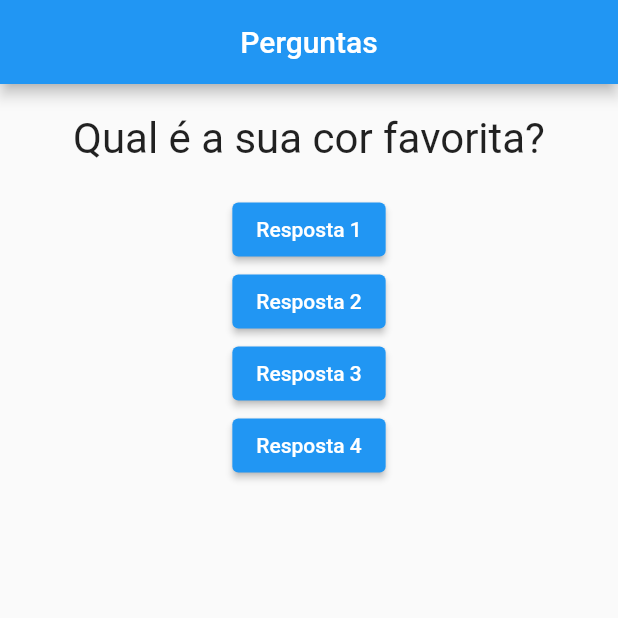
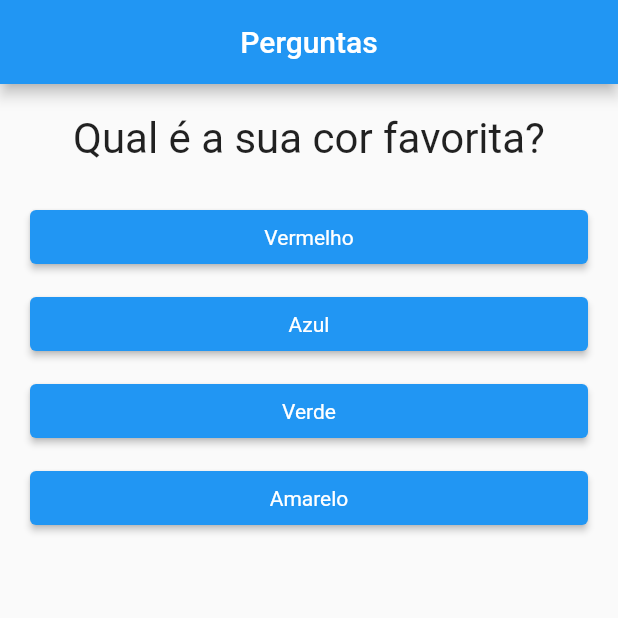
Before and after one commit to Caiocr8/flutter_questionario, a Flutter app: the screen it shows after launch, on a phone screen of 412 x 824 dp, the top half of it. Run offline on Flutter 3.47's test engine with Material 2 defaults, Android fonts, the light colour scheme and no system bars.

Commit message:
RESPOSTAS E PERGUNTAS , PERSONALIZADAS MAP

```diff
--- a/lib/main.dart
+++ b/lib/main.dart
@@ -1,24 +1,47 @@
 import 'package:flutter/material.dart';
 import './questao.dart';
+import './resposta.dart';
 
 main() => runApp(PerguntaApp());
 
 class _PerguntaAppState extends State<PerguntaApp> {
-  var perguntaSelecionada = 0;
+  var _perguntaSelecionada = 0;
 
   void _responder() {
     setState(() {
-      perguntaSelecionada++;
+      _perguntaSelecionada++;
     });
-    print(perguntaSelecionada);
   }
 
-   @override
+  @override
   Widget build(BuildContext context) {
     final perguntas = [
-      'Qual é a sua cor favorita?',
-      'Qual é o seu animal favorito?',
+      {
+        'texto': 'Qual é a sua cor favorita?',
+        'respostas': ['Vermelho', 'Azul', 'Verde', 'Amarelo'],
+      },
+      {
+        'texto': 'Qual é o seu animal favorito?',
+        'respostas': ['Leão', 'Coelho', 'Elefante', 'Tubarão'],
+      },
+      {
+        'texto': 'Qual sua comida favorita?',
+        'respostas': ['Sushi', 'Pizza', 'Hamburguer', 'Cachorro quente'],
+      },
+      {
+        'texto': 'Qual sua estação do ano favorita?',
+        'respostas': ['Verão', 'Inverno', 'Outono', 'Primavera'],
+      }
     ];
+
+    List<String> respostas = perguntas[_perguntaSelecionada].cast()['respostas'];
+    List<Widget> widgets = respostas.map((t) => Resposta(t, _responder)).toList();
+
+    // for (String textoResp in respostas) {
+    //   widgets.add(Resposta(textoResp, _responder));
+    // }
+
+
 
     return MaterialApp(
       home: Scaffold(
@@ -29,23 +52,8 @@
         ),
         body: Column(
           children: [
-            Questao(perguntas[perguntaSelecionada]),
-            ElevatedButton(
-              onPressed: _responder,
-              child: const Text('Resposta 1'),
-            ),
-            ElevatedButton(
-              onPressed: _responder,
-              child: const Text('Resposta 2'),
-            ),
-            ElevatedButton(
-              onPressed: _responder,
-              child: const Text('Resposta 3'),
-            ),
-            ElevatedButton(
-              onPressed: _responder,
-              child: const Text('Resposta 4'),
-            ),
+            Questao(perguntas[_perguntaSelecionada]['texto'].toString()),
+            ...widgets,
           ],
         ),
       ),
--- a/lib/questao.dart
+++ b/lib/questao.dart
@@ -10,10 +10,10 @@ class Questao extends StatelessWidget {
   Widget build(BuildContext context) {
     return Container(
       width: double.infinity,
-      margin: EdgeInsets.all(20),
+      margin: const EdgeInsets.all(20),
       child: Text(
         texto,
-        style: TextStyle(
+        style: const TextStyle(
           fontSize: 28
         ),
         textAlign: TextAlign.center,
--- /dev/null
+++ b/lib/resposta.dart
@@ -0,0 +1,27 @@
+import 'package:flutter/material.dart';
+
+class Resposta extends StatelessWidget {
+
+  late final String texto;
+  final void Function() onSelection;
+
+  Resposta(this.texto, this.onSelection);
+
+  @override
+  Widget build(BuildContext context) {
+    return Container(
+      padding: EdgeInsets.only(
+        top: 5, left: 20, right: 20, bottom: 5
+      ),
+      width: double.infinity,
+      child: ElevatedButton(
+        style: ElevatedButton.styleFrom(
+          primary: Colors.blue,
+          textStyle: TextStyle(color: Colors.white)
+        ),
+        onPressed: onSelection,
+        child: Text(texto),
+      ),
+    );
+  }
+}
```
